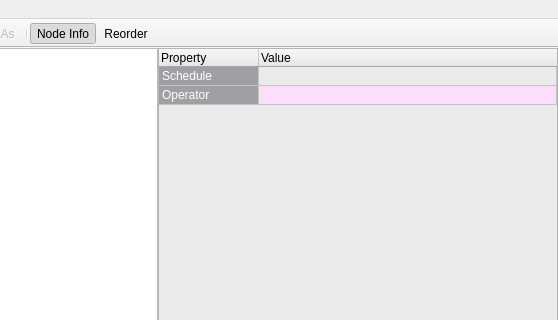
Before: the Qt Designer form b_asic/scheduler_gui/main_window.ui in b-asic-eda/b-asic, drawn with Qt 5; both pictures show x 242 to 800 and y 0 to 320 of the 800 by 600 pixel window.
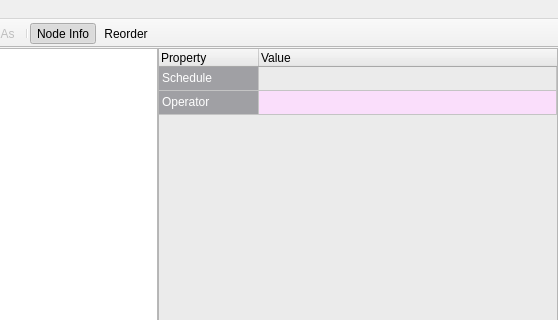
After: the same form once the commit is applied. Icons and pictures are not drawn.

```diff
--- a/b_asic/scheduler_gui/main_window.ui
+++ b/b_asic/scheduler_gui/main_window.ui
@@ -92,7 +92,7 @@
         <bool>false</bool>
        </attribute>
        <attribute name="verticalHeaderDefaultSectionSize">
-        <number>19</number>
+        <number>24</number>
        </attribute>
        <row>
         <property name="text">
```
Left out of the diff: 21 changed lines with no effect on the pictures.
